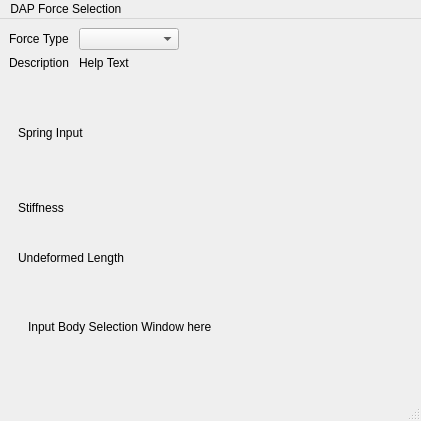
Qt form TaskPanelDapForces.ui (ljplessis/Nikra-DAP) before a commit.
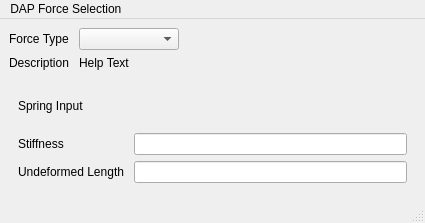
The same form after that commit. Custom widgets are drawn as their Qt base class.

Commit message: DAPForce: Added full force functionality as well as generic body selection

```diff
--- a/TaskPanelDapForces.ui
+++ b/TaskPanelDapForces.ui
@@ -6,8 +6,8 @@
    <rect>
     <x>0</x>
     <y>0</y>
-    <width>421</width>
-    <height>421</height>
+    <width>425</width>
+    <height>199</height>
    </rect>
   </property>
   <property name="sizePolicy">
@@ -20,8 +20,8 @@
    <string>MainWindow</string>
   </property>
   <widget class="QWidget" name="centralwidget">
-   <layout class="QVBoxLayout" name="verticalLayout">
-    <item>
+   <layout class="QGridLayout" name="gridLayout_2">
+    <item row="0" column="0">
      <layout class="QGridLayout" name="gridLayout_4">
       <item row="0" column="0">
        <widget class="QLabel" name="forceType">
@@ -80,7 +80,7 @@
       </item>
      </layout>
     </item>
-    <item>
+    <item row="1" column="0">
      <widget class="QStackedWidget" name="inputWidget">
       <property name="currentIndex">
        <number>1</number>
@@ -155,31 +155,14 @@
             </property>
            </widget>
           </item>
-          <item row="0" column="1">
-           <widget class="Gui::InputField" name="stiffnessIn" native="true"/>
-          </item>
           <item row="1" column="1">
-           <widget class="Gui::InputField" name="undefIn" native="true"/>
+           <widget class="Gui::InputField" name="undefIn"/>
+          </item>
+          <item row="0" column="1">
+           <widget class="Gui::InputField" name="stiffnessIn"/>
           </item>
          </layout>
         </item>
-        <item>
-         <widget class="QWidget" name="widget" native="true">
-          <widget class="QLabel" name="label_8">
-           <property name="geometry">
-            <rect>
-             <x>10</x>
-             <y>10</y>
-             <width>191</width>
-             <height>61</height>
-            </rect>
-           </property>
-           <property name="text">
-            <string>Input Body Selection Window here </string>
-           </property>
-          </widget>
-         </widget>
-        </item>
        </layout>
       </widget>
      </widget>
@@ -191,8 +174,8 @@
     <rect>
      <x>0</x>
      <y>0</y>
-     <width>421</width>
-     <height>32</height>
+     <width>425</width>
+     <height>17</height>
     </rect>
    </property>
    <widget class="QMenu" name="menuDAP_Force_Selection">
@@ -212,8 +195,8 @@
  <customwidgets>
   <customwidget>
    <class>Gui::InputField</class>
-   <extends>QWidget</extends>
-   <header>gui::inputfield.h</header>
+   <extends>QLineEdit</extends>
+   <header>Gui/InputField.h</header>
   </customwidget>
  </customwidgets>
  <resources/>
```
Left out of the diff: 9 changed lines with no effect on the pictures. The commit also changes 6 other files.
